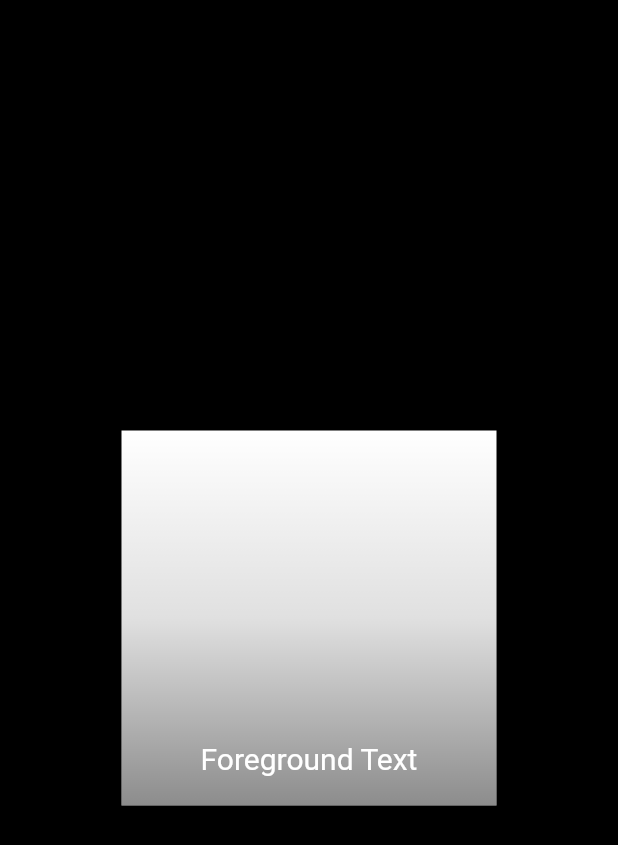
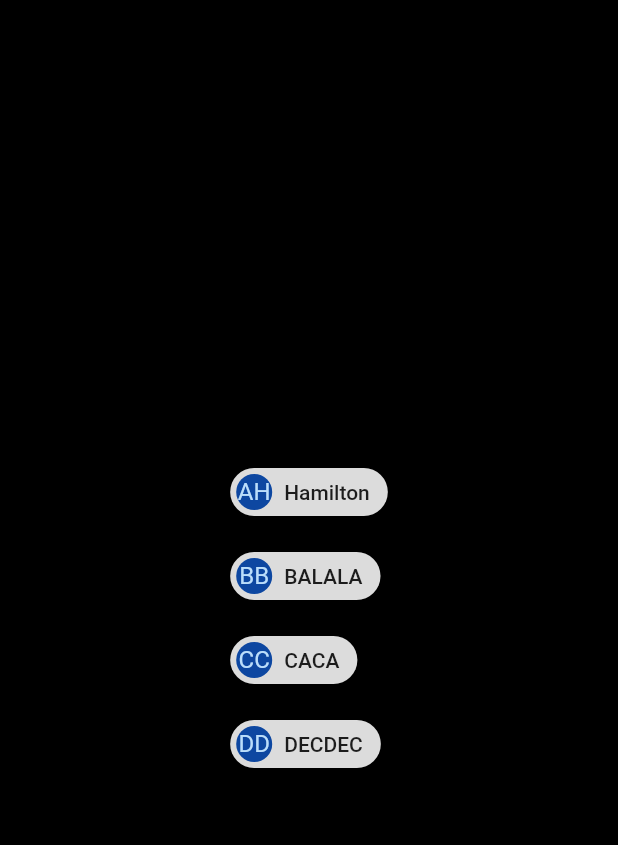
Before and after one commit to wangbin0802/FlutterApp, a Flutter app: the screen it shows after launch, on a phone screen of 412 x 824 dp. Shown: the top 845 px of the screen. Run offline on Flutter 3.47's test engine with Material 2 defaults, Android fonts, the phone set to English and light mode, and no system bars.

Commit message:
Wrap layout demo

```diff
--- a/flutter_app/lib/main.dart
+++ b/flutter_app/lib/main.dart
@@ -9,6 +9,7 @@ import 'package:flutter_app/todo/TodosScreen.dart';
 import 'package:flutter_app/todo/effect.dart';
 import 'package:flutter_app/widget/spinner.dart';
 import 'package:flutter_app/widget/stack.dart';
+import 'package:flutter_app/widget/wrap.dart';
 
 import 'ShoppingList.dart';
 import 'anim/fade.dart';
@@ -26,7 +27,7 @@ void main() {
     home: Scaffold(
       backgroundColor: Colors.black,
       body: Center(
-        child: StackDemo(),
+        child: WrapDemo(),
       ),
     ),
   ));
--- /dev/null
+++ b/flutter_app/lib/widget/wrap.dart
@@ -0,0 +1,42 @@
+import 'package:flutter/material.dart';
+
+class WrapDemo extends StatelessWidget {
+  @override
+  Widget build(BuildContext context) {
+    return Wrap(
+      direction: Axis.vertical,
+      spacing: 8.0,
+      runSpacing: 4.0,
+      children: <Widget>[
+        Chip(
+          avatar: CircleAvatar(
+            backgroundColor: Colors.blue.shade900,
+            child: Text('AH'),
+          ),
+          label: Text('Hamilton'),
+        ),
+        Chip(
+          avatar: CircleAvatar(
+            backgroundColor: Colors.blue.shade900,
+            child: Text('BB'),
+          ),
+          label: Text('BALALA'),
+        ),
+        Chip(
+          avatar: CircleAvatar(
+            backgroundColor: Colors.blue.shade900,
+            child: Text('CC'),
+          ),
+          label: Text('CACA'),
+        ),
+        Chip(
+          avatar: CircleAvatar(
+            backgroundColor: Colors.blue.shade900,
+            child: Text('DD'),
+          ),
+          label: Text('DECDEC'),
+        ),
+      ],
+    );
+  }
+}
```
